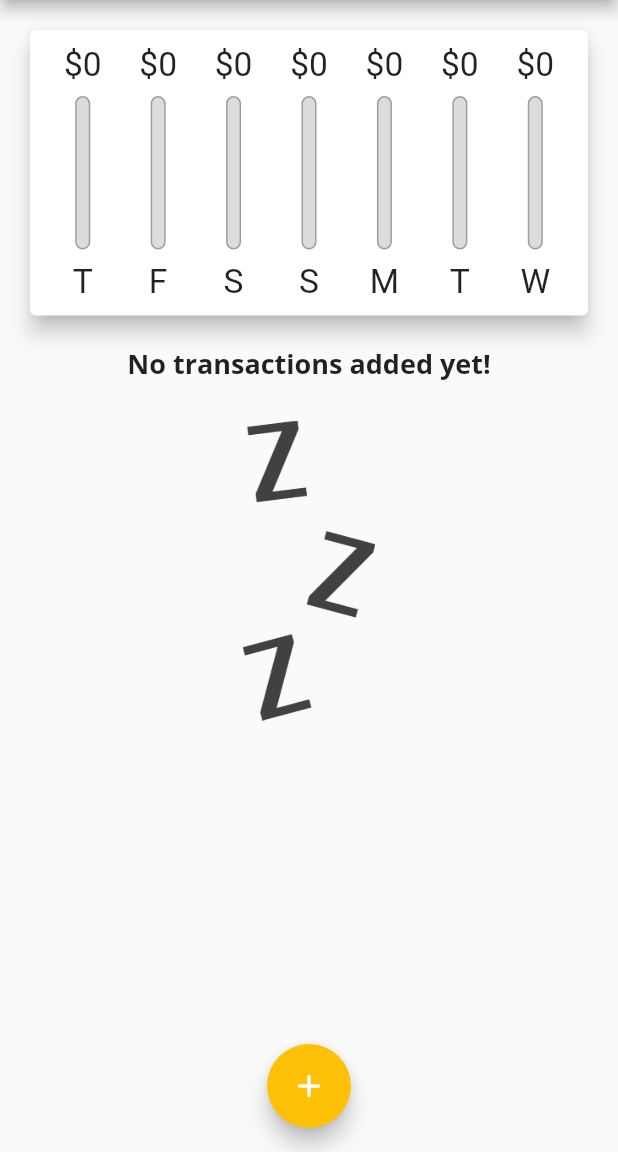
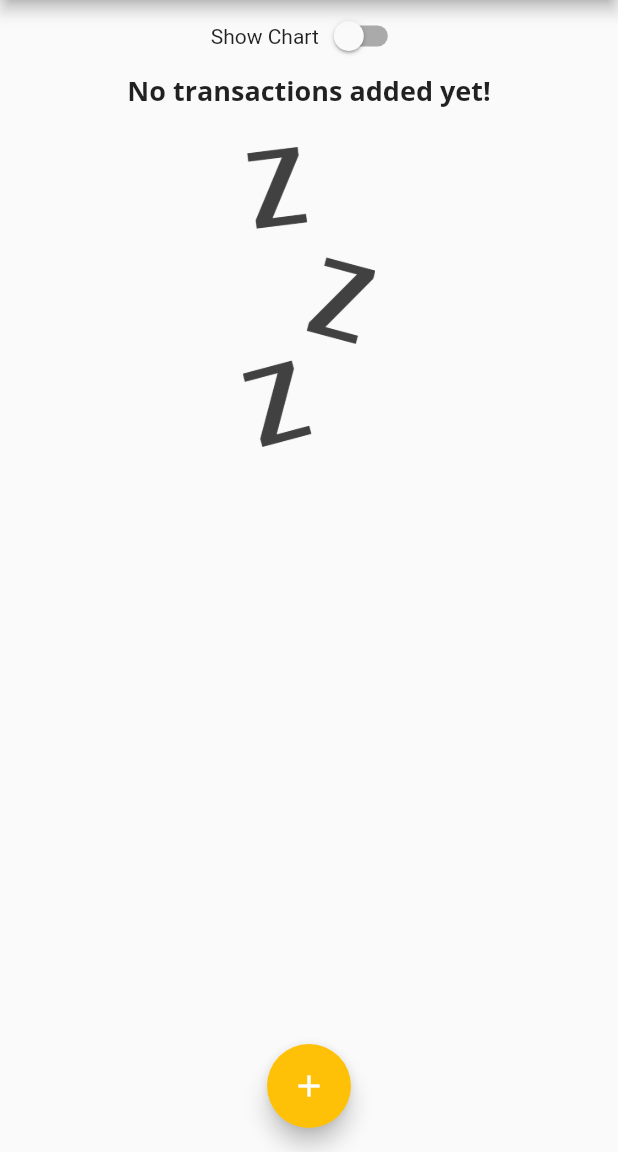
Before and after one commit to chloemk/expense_planner, a Flutter app: the screen it shows after launch, on a phone screen of 412 x 824 dp, the part 84-1236 px from its top. Run offline on Flutter 3.47's test engine with Material 2 defaults, Android fonts, the phone set to English and light mode, and no system bars.

Commit message:
feat: implement show chart toggle / change height of the chart bar

```diff
--- a/lib/main.dart
+++ b/lib/main.dart
@@ -66,6 +66,8 @@ class MyHomePage extends StatefulWidget {
 class _MyHomePageState extends State<MyHomePage> {
   final List<Transaction> _userTransactions = [];
 
+  bool _showChart = false;
+
   List<Transaction> get _recentTransactions {
     return _userTransactions.where((tx) {
       return tx.date.isAfter(
@@ -105,6 +107,12 @@ class _MyHomePageState extends State<MyHomePage> {
     });
   }
 
+  void _isShowChart(bool value) {
+    setState(() {
+      _showChart = value;
+    });
+  }
+
   @override
   Widget build(BuildContext context) {
     final appBar = AppBar(
@@ -125,20 +133,27 @@ class _MyHomePageState extends State<MyHomePage> {
         child: Column(
           crossAxisAlignment: CrossAxisAlignment.stretch,
           children: <Widget>[
-            SizedBox(
-              height: (MediaQuery.of(context).size.height -
-                      appBar.preferredSize.height -
-                      MediaQuery.of(context).padding.top) *
-                  0.3,
-              child: Chart(_recentTransactions),
-            ),
-            SizedBox(
-              height: (MediaQuery.of(context).size.height -
-                      appBar.preferredSize.height -
-                      MediaQuery.of(context).padding.top) *
-                  0.7,
-              child: TransactionList(_userTransactions, _deleteTransaction),
-            ),
+            Row(mainAxisAlignment: MainAxisAlignment.center, children: <Widget>[
+              const Text('Show Chart'),
+              Switch(
+                  value: _showChart, onChanged: (value) => _isShowChart(value)),
+            ]),
+            _showChart
+                ? SizedBox(
+                    height: (MediaQuery.of(context).size.height -
+                            appBar.preferredSize.height -
+                            MediaQuery.of(context).padding.top) *
+                        0.7,
+                    child: Chart(_recentTransactions),
+                  )
+                : SizedBox(
+                    height: (MediaQuery.of(context).size.height -
+                            appBar.preferredSize.height -
+                            MediaQuery.of(context).padding.top) *
+                        0.7,
+                    child:
+                        TransactionList(_userTransactions, _deleteTransaction),
+                  ),
           ],
         ),
       ),
```
